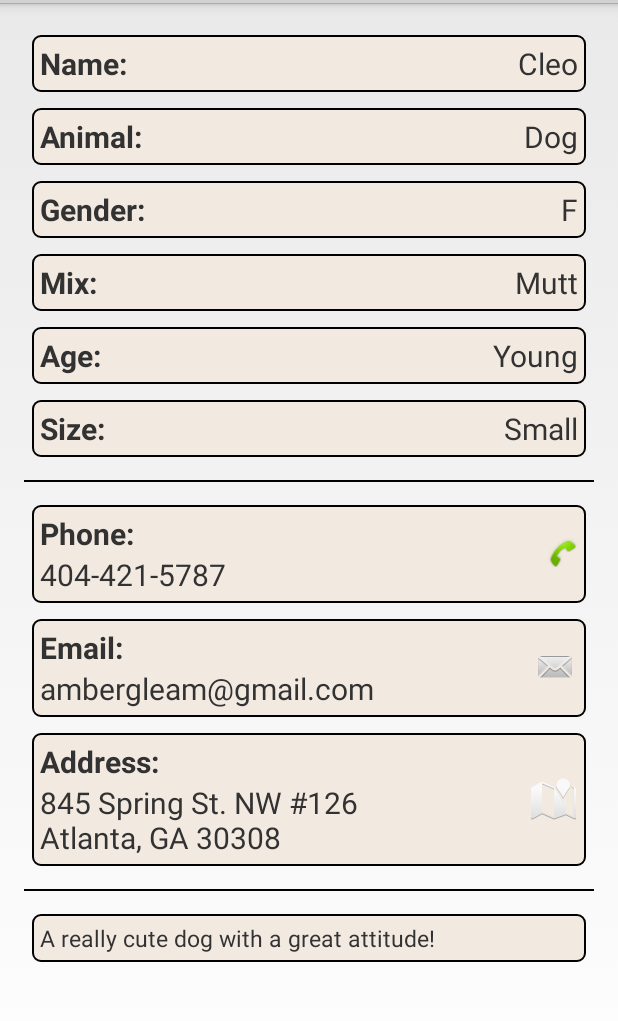
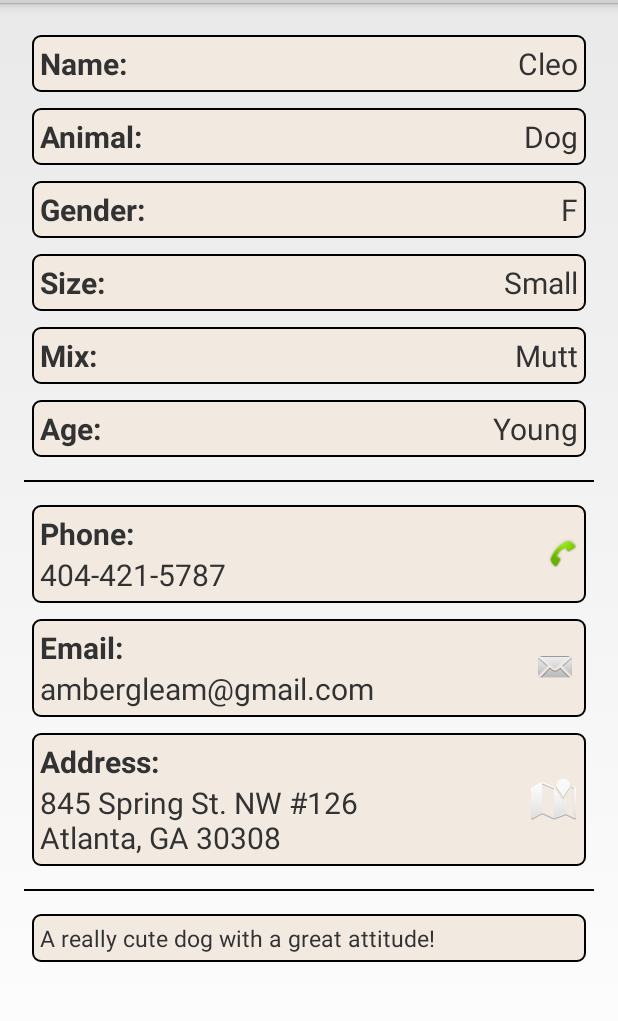
Before and after one commit to matthew-compton/Petfinder, an Android app: the layout fragment_detail.xml on its own in the app's theme, with its tools: preview values and no code run, on a phone screen of 412 x 824 dp, the part 69-1090 px from its top. Run offline under Robolectric (Android 15) with nearby library versions, the phone set to English and light mode, and no system bars.

Commit message:
Can now research on multiple variables

```diff
--- a/app/src/main/java/com/ambergleam/petfinder/model/Age.java
+++ b/app/src/main/java/com/ambergleam/petfinder/model/Age.java
@@ -18,6 +18,9 @@ public class Age implements Serializable {
         ANY, BABY, YOUNG, ADULT, SENIOR;
 
         public String toUrlFormatString() {
+            if (this == ANY) {
+                return "";
+            }
             return this.toString();
         }
 
--- a/app/src/main/java/com/ambergleam/petfinder/model/Animal.java
+++ b/app/src/main/java/com/ambergleam/petfinder/model/Animal.java
@@ -18,6 +18,9 @@ public class Animal implements Serializable {
         ALL, BARNYARD, BIRD, CAT, DOG, HORSE, PIG, REPTILE, SMALLFURRY;
 
         public String toUrlFormatString() {
+            if (this == ALL) {
+                return "";
+            }
             return this.name().toLowerCase();
         }
 
--- a/app/src/main/java/com/ambergleam/petfinder/model/Gender.java
+++ b/app/src/main/java/com/ambergleam/petfinder/model/Gender.java
@@ -18,6 +18,9 @@ public class Gender implements Serializable {
         ANY, M, F, U;
 
         public String toUrlFormatString() {
+            if (this == ANY) {
+                return "";
+            }
             return this.name();
         }
 
--- a/app/src/main/java/com/ambergleam/petfinder/model/Mix.java
+++ b/app/src/main/java/com/ambergleam/petfinder/model/Mix.java
@@ -18,6 +18,9 @@ public class Mix implements Serializable {
         ANY, YES, NO;
 
         public String toUrlFormatString() {
+            if (this == ANY) {
+                return "";
+            }
             return this.name().toLowerCase();
         }
 
--- a/app/src/main/java/com/ambergleam/petfinder/model/Size.java
+++ b/app/src/main/java/com/ambergleam/petfinder/model/Size.java
@@ -18,6 +18,9 @@ public class Size implements Serializable {
         ANY, S, M, L, XL;
 
         public String toUrlFormatString() {
+            if (this == ANY) {
+                return "";
+            }
             return this.name();
         }
 
--- a/app/src/main/res/layout/fragment_detail.xml
+++ b/app/src/main/res/layout/fragment_detail.xml
@@ -78,6 +78,27 @@
         </LinearLayout>
 
         <LinearLayout
+            android:id="@+id/layout_size"
+            style="@style/DetailLayoutHorizontal">
+
+            <TextView
+                android:layout_width="wrap_content"
+                android:layout_height="wrap_content"
+                android:text="@string/pet_size"
+                android:textSize="@dimen/text_normal"
+                android:textStyle="bold"/>
+
+            <TextView
+                android:id="@+id/pet_size"
+                android:layout_width="match_parent"
+                android:layout_height="wrap_content"
+                android:textSize="@dimen/text_normal"
+                android:gravity="right"
+                tools:text="Small"/>
+
+        </LinearLayout>
+
+        <LinearLayout
             android:id="@+id/layout_mix"
             style="@style/DetailLayoutHorizontal">
 
@@ -116,27 +137,6 @@
                 android:textSize="@dimen/text_normal"
                 android:gravity="right"
                 tools:text="Young"/>
-
-        </LinearLayout>
-
-        <LinearLayout
-            android:id="@+id/layout_size"
-            style="@style/DetailLayoutHorizontal">
-
-            <TextView
-                android:layout_width="wrap_content"
-                android:layout_height="wrap_content"
-                android:text="@string/pet_size"
-                android:textSize="@dimen/text_normal"
-                android:textStyle="bold"/>
-
-            <TextView
-                android:id="@+id/pet_size"
-                android:layout_width="match_parent"
-                android:layout_height="wrap_content"
-                android:textSize="@dimen/text_normal"
-                android:gravity="right"
-                tools:text="Small"/>
 
         </LinearLayout>
 
```
Also changed, not shown: app/src/main/java/com/ambergleam/petfinder/service/PetfinderService.java (+11 -18 lines), app/src/main/java/com/ambergleam/petfinder/service/PetfinderServiceInterface.java (+3 -8 lines).
